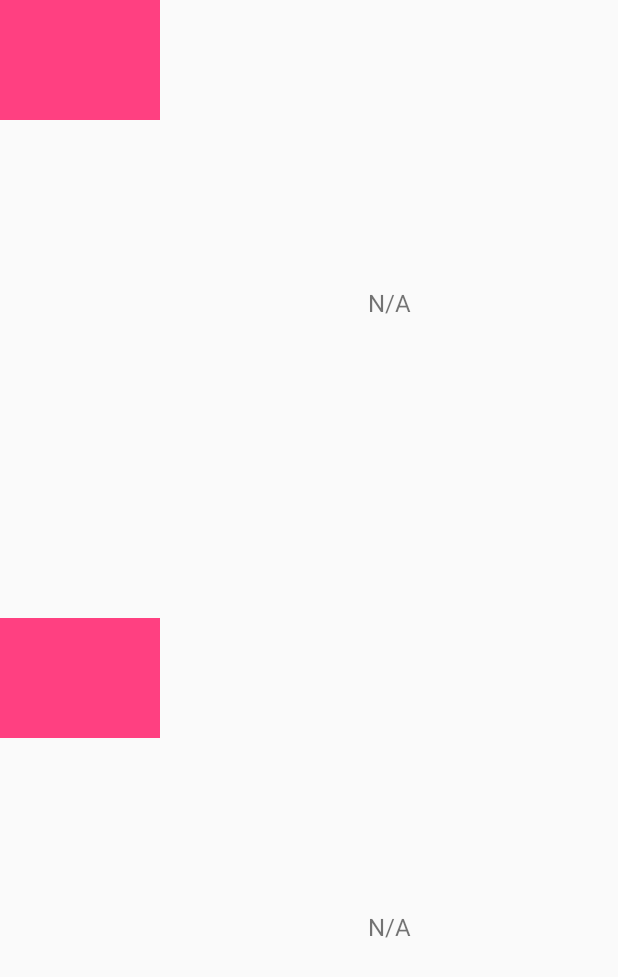
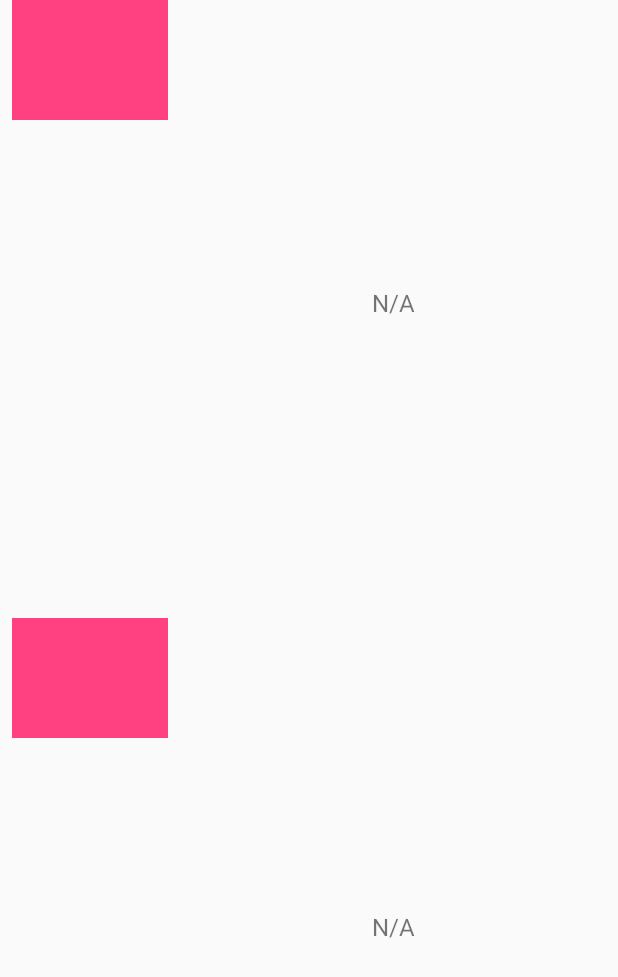
Before and after one commit to BIGxRED/PopularMovies_Stage2, an Android app: the layout dialog_movie_trailers.xml on its own in the app's theme, with its tools: preview values and no code run, on a phone screen of 412 x 824 dp. Shown: the top 977 px of the screen. Run offline under Robolectric (Android 15) with nearby library versions, the phone set to English and light mode, and no system bars.

Commit message:
Movie trailer images now showing up within trailer dialog; still need to implement on-click listeners and implicit intents to view trailers

```diff
--- a/app/src/main/java/com/example/android/popularmovies_stage2/data/MovieContract.java
+++ b/app/src/main/java/com/example/android/popularmovies_stage2/data/MovieContract.java
@@ -32,10 +32,8 @@ public class MovieContract {
         public static final String COLUMN_FAVORITE = "favorite";
         public static final String COLUMN_FIRST_TRAILER_KEY = "firstTrailerKey";
         public static final String COLUMN_FIRST_TRAILER_NAME = "firstTrailerName";
-        public static final String COLUMN_FIRST_TRAILER_THUMBNAIL = "firstTrailerThumbnail";
         public static final String COLUMN_SECOND_TRAILER_KEY = "secondTrailerKey";
         public static final String COLUMN_SECOND_TRAILER_NAME = "secondTrailerName";
-        public static final String COLUMN_SECOND_TRAILER_THUMBNAIL = "secondTrailerThumbnail";
         public static final String COLUMN_FIRST_REVIEW_LINK = "firstReviewLink";
         public static final String COLUMN_FIRST_REVIEW_CONTENT = "firstReviewContent";
         public static final String COLUMN_SECOND_REVIEW_LINK = "secondReviewLink";
--- a/app/src/main/java/com/example/android/popularmovies_stage2/data/MovieDBHelper.java
+++ b/app/src/main/java/com/example/android/popularmovies_stage2/data/MovieDBHelper.java
@@ -7,7 +7,7 @@ import android.database.sqlite.SQLiteOpenHelper;
 public class MovieDBHelper extends SQLiteOpenHelper {
 
     private static final String DATABASE_NAME = "movies.db";
-    private static final int DATABASE_VERSION = 5;
+    private static final int DATABASE_VERSION = 6;
 
 
     public MovieDBHelper(Context context){
@@ -31,10 +31,8 @@ public class MovieDBHelper extends SQLiteOpenHelper {
             MovieContract.MovieTable.COLUMN_FAVORITE + " INTEGER NOT NULL, " +
             MovieContract.MovieTable.COLUMN_FIRST_TRAILER_KEY + " TEXT, " +
             MovieContract.MovieTable.COLUMN_FIRST_TRAILER_NAME + " TEXT, " +
-            MovieContract.MovieTable.COLUMN_FIRST_TRAILER_THUMBNAIL + " TEXT, " +
             MovieContract.MovieTable.COLUMN_SECOND_TRAILER_KEY + " TEXT, " +
             MovieContract.MovieTable.COLUMN_SECOND_TRAILER_NAME + " TEXT, " +
-            MovieContract.MovieTable.COLUMN_SECOND_TRAILER_THUMBNAIL + " TEXT, " +
             MovieContract.MovieTable.COLUMN_FIRST_REVIEW_LINK + " TEXT, " +
             MovieContract.MovieTable.COLUMN_FIRST_REVIEW_CONTENT + " TEXT, " +
             MovieContract.MovieTable.COLUMN_SECOND_REVIEW_LINK + " TEXT, " +
--- a/app/src/main/res/layout/dialog_movie_trailers.xml
+++ b/app/src/main/res/layout/dialog_movie_trailers.xml
@@ -17,7 +17,8 @@
             android:layout_width="160dp"
             android:layout_height="80dp"
             android:background="@color/colorAccent"
-            android:layout_weight="1"/>
+            android:layout_weight="1"
+            android:layout_marginLeft="8dp"/>
 
         <TextView
             android:id="@+id/tv_movie_trailer_title1"
@@ -41,7 +42,8 @@
             android:layout_width="160dp"
             android:layout_height="80dp"
             android:background="@color/colorAccent"
-            android:layout_weight="1"/>
+            android:layout_weight="1"
+            android:layout_marginLeft="8dp" />
 
         <TextView
             android:id="@+id/tv_movie_trailer_title2"
```
Also changed, not shown: app/src/main/java/com/example/android/popularmovies_stage2/fragments/MovieTrailersDialogFragment.java (+30 -16 lines).
